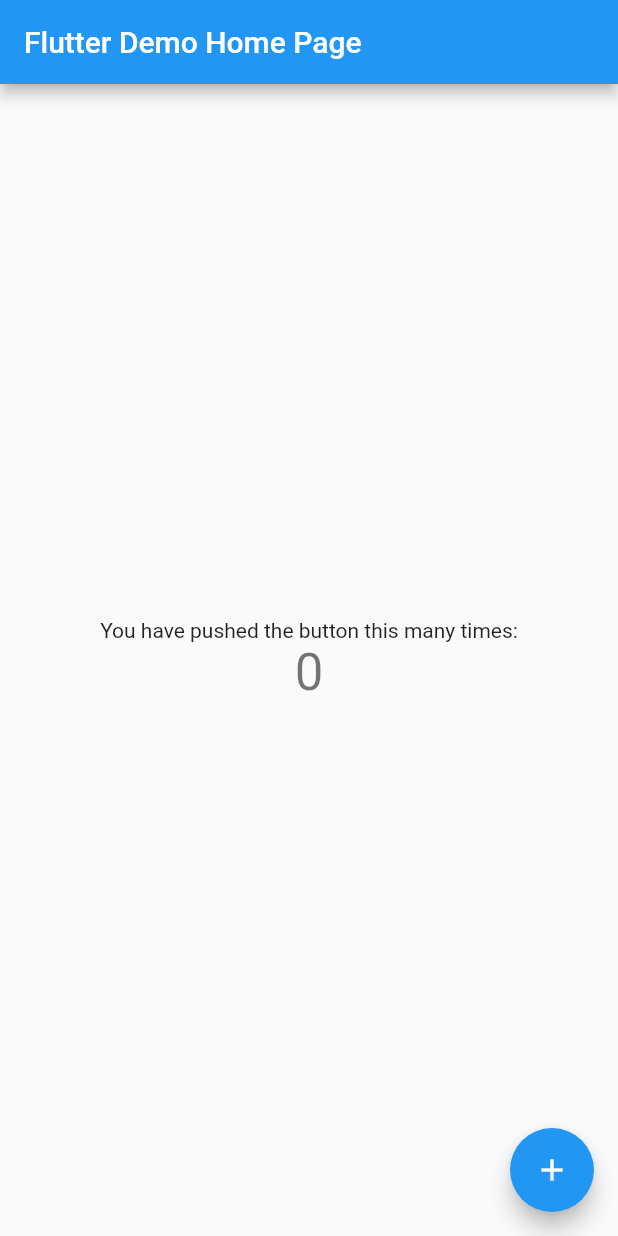
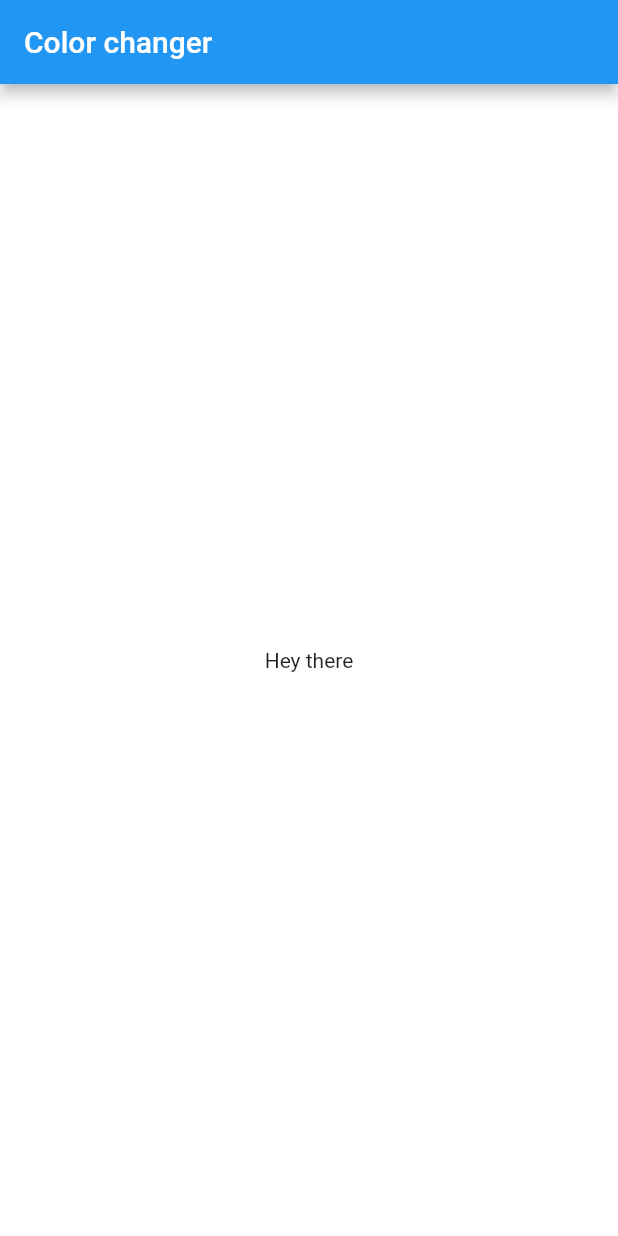
Before and after one commit to DrIllness/color-changer, a Flutter app: the screen it shows after launch, on a phone screen of 412 x 824 dp. Run offline on Flutter 3.47's test engine with Material 2 defaults, Android fonts, the phone set to English and light mode, and no system bars.

Commit message:
Color change implemented

```diff
--- a/lib/main.dart
+++ b/lib/main.dart
@@ -1,111 +1,41 @@
 import 'package:flutter/material.dart';
+import 'dart:math';
 
-void main() => runApp(MyApp());
+void main() => runApp(RandomColorApp());
 
-class MyApp extends StatelessWidget {
-  // This widget is the root of your application.
+class RandomColorApp extends StatelessWidget {
   @override
   Widget build(BuildContext context) {
-    return MaterialApp(
-      title: 'Flutter Demo',
-      theme: ThemeData(
-        // This is the theme of your application.
-        //
-        // Try running your application with "flutter run". You'll see the
-        // application has a blue toolbar. Then, without quitting the app, try
-        // changing the primarySwatch below to Colors.green and then invoke
-        // "hot reload" (press "r" in the console where you ran "flutter run",
-        // or simply save your changes to "hot reload" in a Flutter IDE).
-        // Notice that the counter didn't reset back to zero; the application
-        // is not restarted.
-        primarySwatch: Colors.blue,
-      ),
-      home: MyHomePage(title: 'Flutter Demo Home Page'),
-    );
+    return MaterialApp(title: 'Color changer', home: ChangeableBackground());
   }
 }
 
-class MyHomePage extends StatefulWidget {
-  MyHomePage({Key key, this.title}) : super(key: key);
-
-  // This widget is the home page of your application. It is stateful, meaning
-  // that it has a State object (defined below) that contains fields that affect
-  // how it looks.
-
-  // This class is the configuration for the state. It holds the values (in this
-  // case the title) provided by the parent (in this case the App widget) and
-  // used by the build method of the State. Fields in a Widget subclass are
-  // always marked "final".
-
-  final String title;
-
+class ChangeableBackground extends StatefulWidget {
   @override
-  _MyHomePageState createState() => _MyHomePageState();
+  State createState() {
+    return ChangeableBackgroundState();
+  }
 }
 
-class _MyHomePageState extends State<MyHomePage> {
-  int _counter = 0;
-
-  void _incrementCounter() {
-    setState(() {
-      // This call to setState tells the Flutter framework that something has
-      // changed in this State, which causes it to rerun the build method below
-      // so that the display can reflect the updated values. If we changed
-      // _counter without calling setState(), then the build method would not be
-      // called again, and so nothing would appear to happen.
-      _counter++;
-    });
-  }
+class ChangeableBackgroundState extends State<ChangeableBackground> {
+  Color currentColor = Color(0xFFFFFFFF);
 
   @override
   Widget build(BuildContext context) {
-    // This method is rerun every time setState is called, for instance as done
-    // by the _incrementCounter method above.
-    //
-    // The Flutter framework has been optimized to make rerunning build methods
-    // fast, so that you can just rebuild anything that needs updating rather
-    // than having to individually change instances of widgets.
-    return Scaffold(
-      appBar: AppBar(
-        // Here we take the value from the MyHomePage object that was created by
-        // the App.build method, and use it to set our appbar title.
-        title: Text(widget.title),
-      ),
-      body: Center(
-        // Center is a layout widget. It takes a single child and positions it
-        // in the middle of the parent.
-        child: Column(
-          // Column is also layout widget. It takes a list of children and
-          // arranges them vertically. By default, it sizes itself to fit its
-          // children horizontally, and tries to be as tall as its parent.
-          //
-          // Invoke "debug painting" (press "p" in the console, choose the
-          // "Toggle Debug Paint" action from the Flutter Inspector in Android
-          // Studio, or the "Toggle Debug Paint" command in Visual Studio Code)
-          // to see the wireframe for each widget.
-          //
-          // Column has various properties to control how it sizes itself and
-          // how it positions its children. Here we use mainAxisAlignment to
-          // center the children vertically; the main axis here is the vertical
-          // axis because Columns are vertical (the cross axis would be
-          // horizontal).
-          mainAxisAlignment: MainAxisAlignment.center,
-          children: <Widget>[
-            Text(
-              'You have pushed the button this many times:',
+    return GestureDetector(
+        onTap: changeColor,
+        child: Scaffold(
+            backgroundColor: currentColor,
+            appBar: AppBar(
+              title: Text('Color changer'),
             ),
-            Text(
-              '$_counter',
-              style: Theme.of(context).textTheme.display1,
-            ),
-          ],
-        ),
-      ),
-      floatingActionButton: FloatingActionButton(
-        onPressed: _incrementCounter,
-        tooltip: 'Increment',
-        child: Icon(Icons.add),
-      ), // This trailing comma makes auto-formatting nicer for build methods.
-    );
+            body: Center(child: Text('Hey there'))));
+  }
+
+  void changeColor() {
+    setState(() {
+      currentColor =
+          Color((Random().nextDouble() * 0xFFFFFF).toInt()).withOpacity(1.0);
+    });
   }
 }
```
